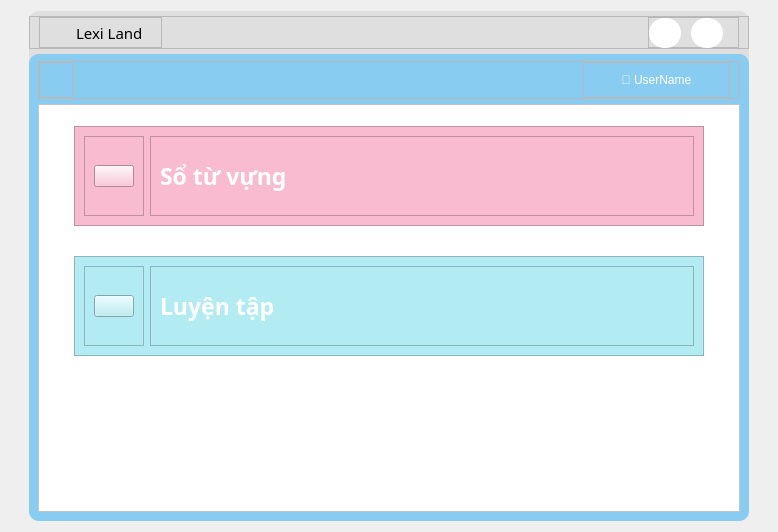
yuukun123/LexiLand, file UI/forms/maincreen.ui: the form before one commit.
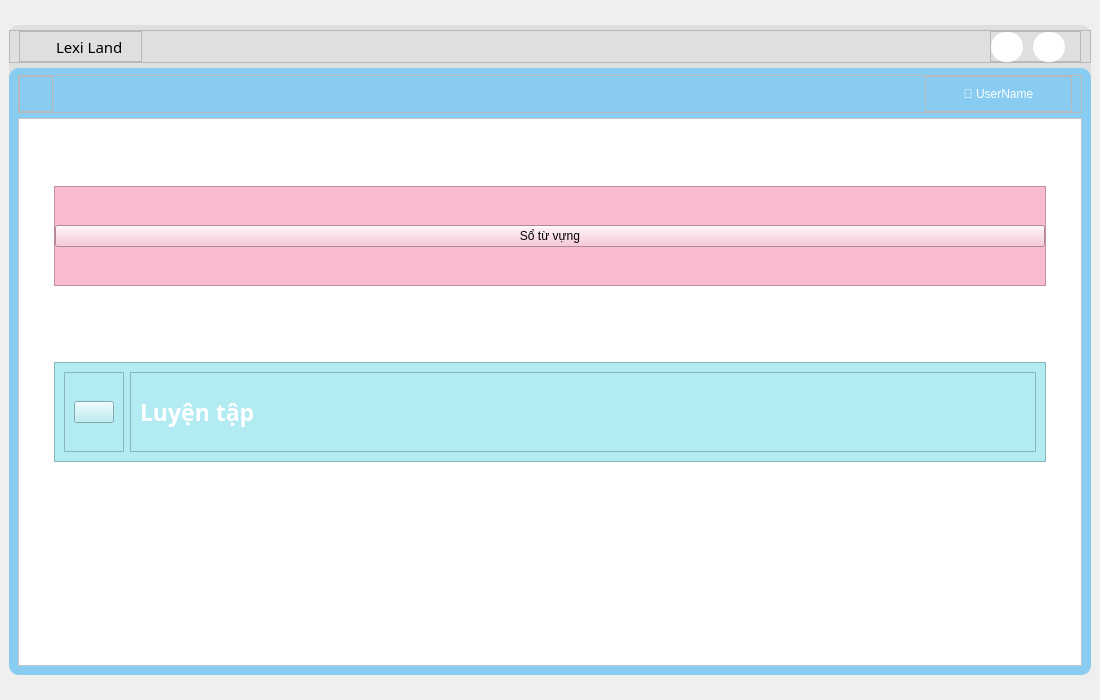
The form after the commit. Icons and pictures are not drawn.

What changed in the file:
```diff
--- a/UI/forms/maincreen.ui
+++ b/UI/forms/maincreen.ui
@@ -6,8 +6,8 @@
    <rect>
     <x>0</x>
     <y>0</y>
-    <width>778</width>
-    <height>532</height>
+    <width>1100</width>
+    <height>700</height>
    </rect>
   </property>
   <property name="windowTitle">
@@ -19,8 +19,8 @@
      <widget class="QFrame" name="MainFrame">
       <property name="maximumSize">
        <size>
-        <width>720</width>
-        <height>510</height>
+        <width>1100</width>
+        <height>650</height>
        </size>
       </property>
       <property name="styleSheet">
@@ -515,20 +515,28 @@
                <property name="frameShadow">
                 <enum>QFrame::Raised</enum>
                </property>
-               <layout class="QHBoxLayout" name="horizontalLayout_4">
-                <item alignment="Qt::AlignLeft">
-                 <widget class="QFrame" name="frame_10">
-                  <property name="frameShape">
-                   <enum>QFrame::StyledPanel</enum>
-                  </property>
-                  <property name="frameShadow">
-                   <enum>QFrame::Raised</enum>
-                  </property>
-                  <layout class="QHBoxLayout" name="horizontalLayout_7">
+               <layout class="QHBoxLayout" name="horizontalLayout_3">
+                <property name="leftMargin">
+                 <number>0</number>
+                </property>
+                <property name="topMargin">
+                 <number>0</number>
+                </property>
+                <property name="rightMargin">
+                 <number>0</number>
+                </property>
+                <property name="bottomMargin">
+                 <number>0</number>
+                </property>
                    <item>
-                    <widget class="QPushButton" name="pushButton">
+                 <widget class="QPushButton" name="vocab">
+                  <property name="styleSheet">
+                   <string notr="true">#vocab{
+	color: rgb(0, 0, 0);
+}</string>
+                  </property>
                      <property name="text">
-                      <string/>
+                   <string>Sổ từ vựng</string>
                      </property>
                      <property name="icon">
                       <iconset resource="../../resource/resource.qrc">
@@ -540,45 +548,6 @@
                        <height>35</height>
                       </size>
                      </property>
-                    </widget>
-                   </item>
-                  </layout>
-                 </widget>
-                </item>
-                <item>
-                 <widget class="QFrame" name="frame_11">
-                  <property name="sizePolicy">
-                   <sizepolicy hsizetype="Expanding" vsizetype="Preferred">
-                    <horstretch>0</horstretch>
-                    <verstretch>0</verstretch>
-                   </sizepolicy>
-                  </property>
-                  <property name="frameShape">
-                   <enum>QFrame::StyledPanel</enum>
-                  </property>
-                  <property name="frameShadow">
-                   <enum>QFrame::Raised</enum>
-                  </property>
-                  <layout class="QHBoxLayout" name="horizontalLayout_6">
-                   <item>
-                    <widget class="QLabel" name="label">
-                     <property name="font">
-                      <font>
-                       <family>Montserrat ExtraBold</family>
-                       <pointsize>17</pointsize>
-                       <weight>75</weight>
-                       <bold>true</bold>
-                      </font>
-                     </property>
-                     <property name="styleSheet">
-                      <string notr="true">color: rgb(255, 255, 255);</string>
-                     </property>
-                     <property name="text">
-                      <string>Sổ từ vựng</string>
-                     </property>
-                    </widget>
-                   </item>
-                  </layout>
                  </widget>
                 </item>
                </layout>
```
Lines whose indentation alone changed are shown as unchanged.
